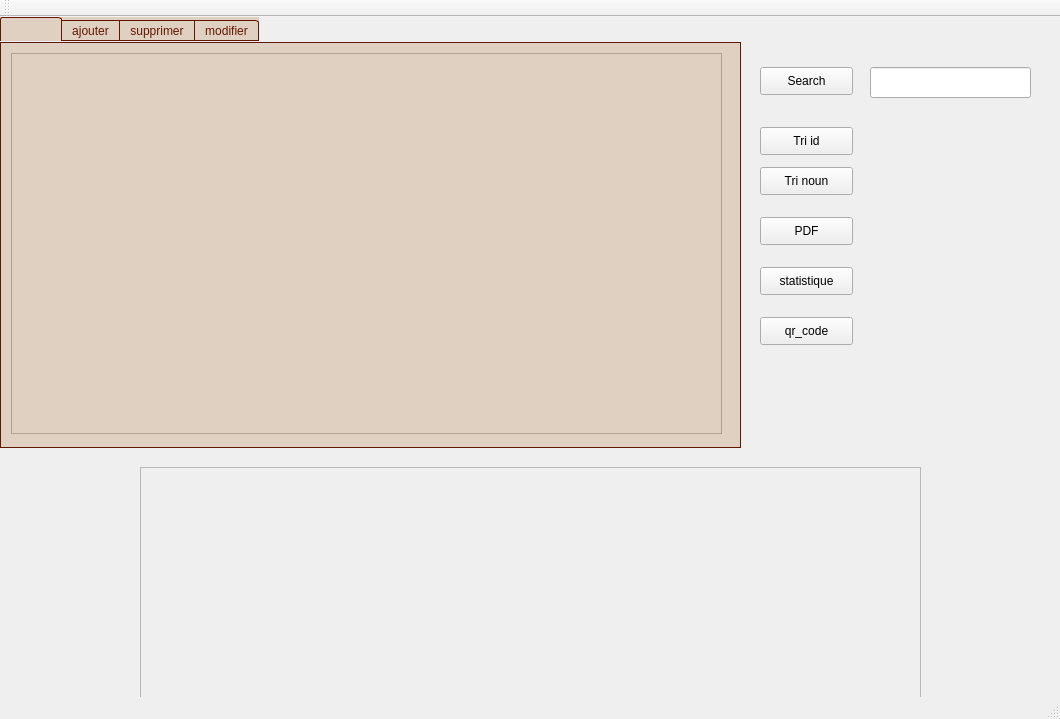
Before: the Qt Designer form mainwindow.ui in xyzt123456/application-desktop, drawn with Qt 5.
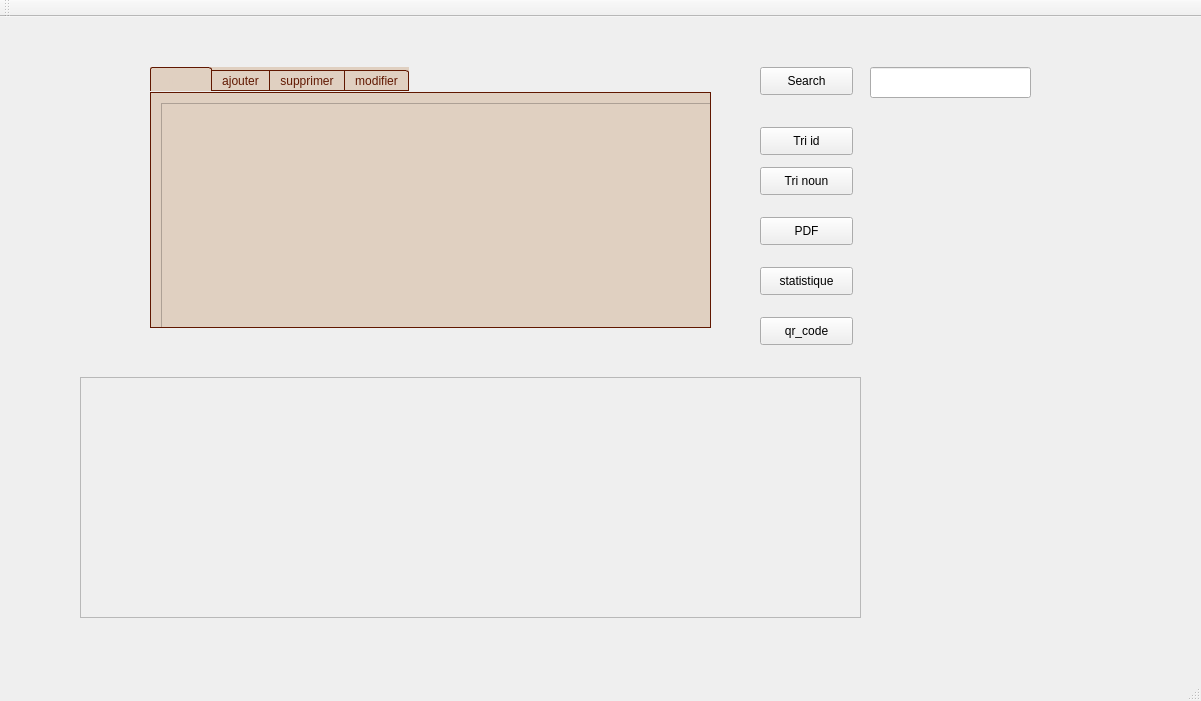
After: the same form once the commit is applied. Icons and pictures are not drawn.

Diff of the .ui file:
```diff
--- a/mainwindow.ui
+++ b/mainwindow.ui
@@ -6,8 +6,8 @@
    <rect>
     <x>0</x>
     <y>0</y>
-    <width>1060</width>
-    <height>719</height>
+    <width>1201</width>
+    <height>701</height>
    </rect>
   </property>
   <property name="windowTitle">
@@ -17,10 +17,10 @@
    <widget class="QTabWidget" name="tabWidget">
     <property name="geometry">
      <rect>
-      <x>0</x>
-      <y>0</y>
-      <width>741</width>
-      <height>431</height>
+      <x>150</x>
+      <y>50</y>
+      <width>561</width>
+      <height>261</height>
      </rect>
     </property>
     <property name="styleSheet">
@@ -951,8 +951,8 @@
    <widget class="QFrame" name="stat">
     <property name="geometry">
      <rect>
-      <x>140</x>
-      <y>450</y>
+      <x>80</x>
+      <y>360</y>
       <width>781</width>
       <height>241</height>
      </rect>
```
